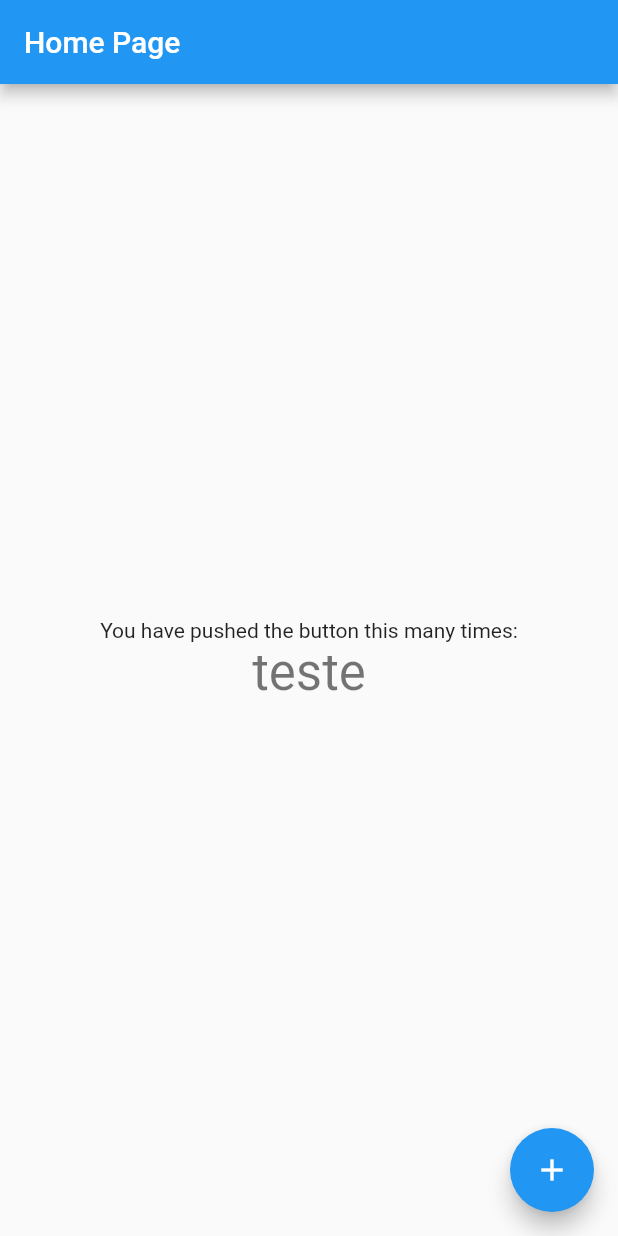
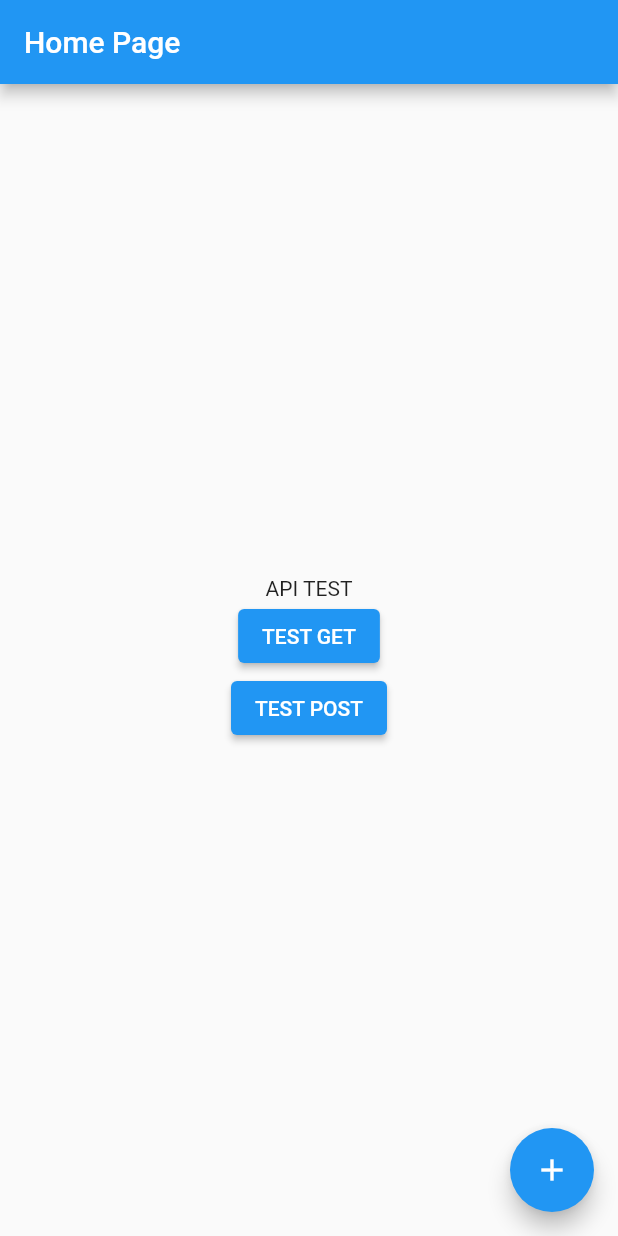
Before and after one commit to giovane-bortoli/dio_project, a Flutter app: the screen it shows after launch, on a phone screen of 412 x 824 dp. Run offline on Flutter 3.47's test engine with Material 2 defaults, Android fonts, the phone set to English and light mode, and no system bars; our stand-ins replace dio, flutter_dotenv, get_it, mobx; generated files the repository leaves out were written again.

Commit message:
criação do post

```diff
--- a/lib/features/dio_test/views/home_screen.dart
+++ b/lib/features/dio_test/views/home_screen.dart
@@ -1,5 +1,8 @@
 import 'package:dio_project/features/dio_test/services/get_announcements.dart';
+import 'package:dio_project/main.dart';
 import 'package:flutter/material.dart';
+
+import '../controller/annoucements_store.dart';
 
 class MyHomePage extends StatefulWidget {
   const MyHomePage({Key? key}) : super(key: key);
@@ -9,6 +12,8 @@ class MyHomePage extends StatefulWidget {
 }
 
 class _MyHomePageState extends State<MyHomePage> {
+  final annoucementStore = getIt<AnnoucementStore>();
+
   @override
   Widget build(BuildContext context) {
     return Scaffold(
@@ -20,12 +25,20 @@ class _MyHomePageState extends State<MyHomePage> {
           mainAxisAlignment: MainAxisAlignment.center,
           children: <Widget>[
             const Text(
-              'You have pushed the button this many times:',
+              'API TEST',
             ),
-            Text(
-              'teste',
-              style: Theme.of(context).textTheme.headline4,
+            ElevatedButton(
+              onPressed: () {
+                annoucementStore.getAnnoucements();
+              },
+              child: const Text('TEST GET'),
             ),
+            ElevatedButton(
+              onPressed: () {
+                annoucementStore.postAnnoucements();
+              },
+              child: const Text('TEST POST'),
+            )
           ],
         ),
       ),
--- a/lib/shared/utils/app_configs.dart
+++ b/lib/shared/utils/app_configs.dart
@@ -2,4 +2,5 @@ import 'package:flutter_dotenv/flutter_dotenv.dart';
 
 abstract class AppConfigs {
   static final String? baseUrl = dotenv.env['BASE_URL'];
+  static final String? mockUrl = dotenv.env['MOCK_URL'];
 }
--- a/lib/shared/utils/app_dependencies.dart
+++ b/lib/shared/utils/app_dependencies.dart
@@ -1,3 +1,4 @@
+import 'package:dio_project/features/dio_test/controller/annoucements_store.dart';
 import 'package:dio_project/features/dio_test/models/annoucements_model.dart';
 import 'package:dio_project/main.dart';
 import 'package:dio_project/shared/client/dio_impl.dart';
@@ -6,5 +7,7 @@ import 'package:get_it/get_it.dart';
 class AppDependencies {
   void setup() {
     getIt.registerSingleton<DioImpl>(DioImpl());
+
+    getIt.registerSingleton<AnnoucementStore>(AnnoucementStore());
   }
 }
```
Also changed, not shown: lib/features/dio_test/controller/annoucements_store.dart (added, +31 -0 lines), lib/features/dio_test/services/post_annoucements.dart (added, +59 -0 lines), lib/features/dio_test/controller/annoucements_store.g.dart (added), 1 other file.
